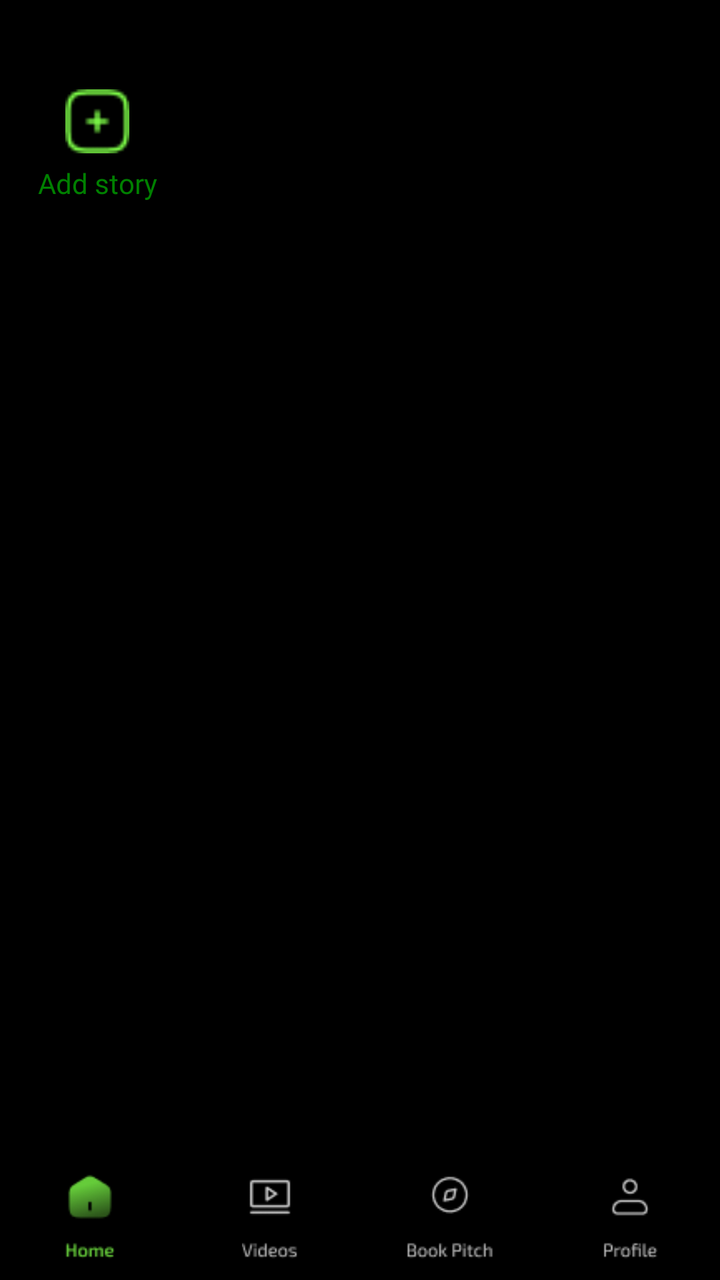
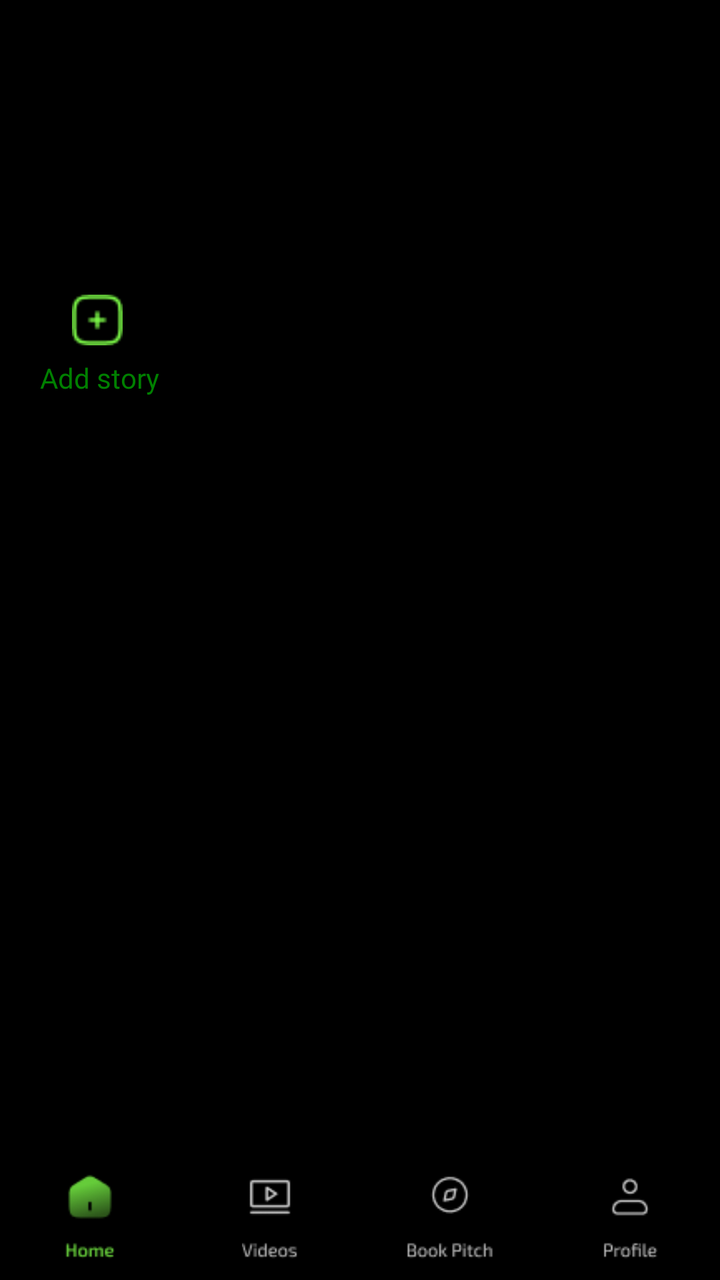

The first picture is an Android layout as it rendered before a commit; the second is the same layout after the commit. The layout source and the unified diff follow.
<!-- AndroidManifest.xml: application theme Theme.Pruvve -->
<!-- res/layout/activity_home_page.xml -->
<?xml version="1.0" encoding="utf-8"?>
<androidx.constraintlayout.widget.ConstraintLayout xmlns:android="http://schemas.android.com/apk/res/android"
    xmlns:app="http://schemas.android.com/apk/res-auto"
    xmlns:tools="http://schemas.android.com/tools"
    android:layout_width="match_parent"
    android:layout_height="match_parent"
    android:background="@color/black"
    tools:context=".HomePage">

    <ImageView
        android:id="@+id/homePageButton"
        android:layout_width="0dp"
        android:layout_height="0dp"
        android:padding="10dp"
        android:src="@drawable/home_button"
        app:layout_constraintBottom_toBottomOf="parent"
        app:layout_constraintEnd_toStartOf="@+id/videoPageButton"
        app:layout_constraintHorizontal_bias="0.5"
        app:layout_constraintStart_toStartOf="parent"
        app:layout_constraintTop_toTopOf="@+id/guideline4" />

    <ImageView
        android:id="@+id/videoPageButton"
        android:layout_width="0dp"
        android:layout_height="0dp"
        android:padding="10dp"
        android:src="@drawable/video_icon"
        app:layout_constraintBottom_toBottomOf="parent"
        app:layout_constraintEnd_toStartOf="@+id/bookPitchButton"
        app:layout_constraintHorizontal_bias="0.5"
        app:layout_constraintStart_toEndOf="@+id/homePageButton"
        app:layout_constraintTop_toTopOf="@+id/guideline4" />

    <ImageView
        android:id="@+id/bookPitchButton"
        android:layout_width="0dp"
        android:layout_height="0dp"
        android:padding="10dp"
        android:src="@drawable/book_pitch_icon"
        app:layout_constraintBottom_toBottomOf="parent"
        app:layout_constraintEnd_toStartOf="@+id/profileButton"
        app:layout_constraintHorizontal_bias="0.5"
        app:layout_constraintStart_toEndOf="@+id/videoPageButton"
        app:layout_constraintTop_toTopOf="@+id/guideline4" />

    <ImageView
        android:id="@+id/profileButton"
        android:layout_width="0dp"
        android:layout_height="0dp"
        android:padding="10dp"
        android:src="@drawable/profile_icon"
        app:layout_constraintBottom_toBottomOf="parent"
        app:layout_constraintEnd_toEndOf="parent"
        app:layout_constraintHorizontal_bias="0.5"
        app:layout_constraintStart_toEndOf="@+id/bookPitchButton"
        app:layout_constraintTop_toTopOf="@+id/guideline4" />


    <TextView
        android:id="@+id/textView3"
        android:layout_width="0dp"
        android:layout_height="0dp"
        android:background="@drawable/add_story_background"
        android:fontFamily="@font/my_poppins"
        android:gravity="center"
        android:text="\n\n\nAdd story"
        android:textColor="@color/green"
        android:textSize="14sp"
        app:layout_constraintBottom_toTopOf="@+id/guideline23"
        app:layout_constraintEnd_toStartOf="@+id/guideline6"
        app:layout_constraintStart_toStartOf="parent"
        app:layout_constraintTop_toTopOf="@+id/guideline7"
        tools:ignore="HardcodedText,SmallSp" />

    <ImageView
        android:layout_width="0dp"
        android:layout_height="0dp"
        android:src="@drawable/add_story_button"
        app:layout_constraintBottom_toTopOf="@+id/guideline25"
        app:layout_constraintEnd_toStartOf="@+id/guideline6"
        app:layout_constraintStart_toStartOf="parent"
        app:layout_constraintTop_toTopOf="@+id/guideline24" />

    <androidx.constraintlayout.widget.Guideline
        android:id="@+id/guideline4"
        android:layout_width="wrap_content"
        android:layout_height="wrap_content"
        android:orientation="horizontal"
        app:layout_constraintGuide_percent="0.9" />

    <androidx.constraintlayout.widget.Guideline
        android:id="@+id/guideline6"
        android:layout_width="wrap_content"
        android:layout_height="wrap_content"
        android:orientation="vertical"
        app:layout_constraintGuide_percent="0.27" />

    <androidx.constraintlayout.widget.Guideline
        android:id="@+id/guideline7"
        android:layout_width="wrap_content"
        android:layout_height="wrap_content"
        android:orientation="horizontal"
        app:layout_constraintGuide_percent="0.05" />

    <androidx.constraintlayout.widget.Guideline
        android:id="@+id/guideline23"
        android:layout_width="wrap_content"
        android:layout_height="wrap_content"
        android:orientation="horizontal"
        app:layout_constraintGuide_percent="0.16" />

    <androidx.constraintlayout.widget.Guideline
        android:id="@+id/guideline24"
        android:layout_width="wrap_content"
        android:layout_height="wrap_content"
        android:orientation="horizontal"
        app:layout_constraintGuide_percent="0.07" />

    <androidx.constraintlayout.widget.Guideline
        android:id="@+id/guideline25"
        android:layout_width="wrap_content"
        android:layout_height="wrap_content"
        android:orientation="horizontal"
        app:layout_constraintGuide_percent="0.12" />

</androidx.constraintlayout.widget.ConstraintLayout>
<!-- resources referenced by this layout -->
<resources>
  <color name="black">#FF000000</color>
  <color name="green">#008000</color>
  <!-- drawable add_story_background (drawable) -->
  <?xml version="1.0" encoding="utf-8"?>
  <shape xmlns:android="http://schemas.android.com/apk/res/android"
      android:shape="rectangle">
      <corners android:topRightRadius="15dp"
          android:bottomRightRadius="15dp"/>
      <solid android:color="@color/black"/>
  </shape>
  <!-- drawable add_story_button: png bitmap (drawable, 574 bytes) -->
  <!-- drawable book_pitch_icon: png bitmap (drawable, 1027 bytes) -->
  <!-- drawable home_button: png bitmap (drawable, 1654 bytes) -->
  <!-- drawable profile_icon: png bitmap (drawable, 718 bytes) -->
  <!-- drawable video_icon: png bitmap (drawable, 730 bytes) -->
  <style name="Theme.Pruvve" parent="Base.Theme.Pruvve" />
  <style name="Base.Theme.Pruvve" parent="Theme.AppCompat.Light.NoActionBar">
          
          
      </style>
</resources>

<!-- the commit's change to res/layout/activity_home_page.xml (unified diff, before → after) -->
@@ -6,6 +6,15 @@
     android:layout_height="match_parent"
     android:background="@color/black"
     tools:context=".HomePage">
+
+    <FrameLayout
+        android:id="@+id/homeScreenFragment"
+        android:layout_width="0dp"
+        android:layout_height="0dp"
+        app:layout_constraintBottom_toTopOf="@+id/guideline4"
+        app:layout_constraintEnd_toEndOf="parent"
+        app:layout_constraintStart_toStartOf="parent"
+        app:layout_constraintTop_toTopOf="parent" />
 
     <ImageView
         android:id="@+id/homePageButton"
@@ -62,8 +71,8 @@
         android:layout_height="0dp"
         android:background="@drawable/add_story_background"
         android:fontFamily="@font/my_poppins"
-        android:gravity="center"
-        android:text="\n\n\nAdd story"
+        android:gravity="bottom"
+        android:text="\t\t\tAdd story"
         android:textColor="@color/green"
         android:textSize="14sp"
         app:layout_constraintBottom_toTopOf="@+id/guideline23"
@@ -73,6 +82,7 @@
         tools:ignore="HardcodedText,SmallSp" />
 
     <ImageView
+        android:id="@+id/addAStory"
         android:layout_width="0dp"
         android:layout_height="0dp"
         android:src="@drawable/add_story_button"
@@ -100,27 +110,27 @@
         android:layout_width="wrap_content"
         android:layout_height="wrap_content"
         android:orientation="horizontal"
-        app:layout_constraintGuide_percent="0.05" />
+        app:layout_constraintGuide_percent="0.22" />
 
     <androidx.constraintlayout.widget.Guideline
         android:id="@+id/guideline23"
         android:layout_width="wrap_content"
         android:layout_height="wrap_content"
         android:orientation="horizontal"
-        app:layout_constraintGuide_percent="0.16" />
+        app:layout_constraintGuide_percent="0.31" />
 
     <androidx.constraintlayout.widget.Guideline
         android:id="@+id/guideline24"
         android:layout_width="wrap_content"
         android:layout_height="wrap_content"
         android:orientation="horizontal"
-        app:layout_constraintGuide_percent="0.07" />
+        app:layout_constraintGuide_percent="0.23" />
 
     <androidx.constraintlayout.widget.Guideline
         android:id="@+id/guideline25"
         android:layout_width="wrap_content"
         android:layout_height="wrap_content"
         android:orientation="horizontal"
-        app:layout_constraintGuide_percent="0.12" />
+        app:layout_constraintGuide_percent="0.27" />
 
 </androidx.constraintlayout.widget.ConstraintLayout>
